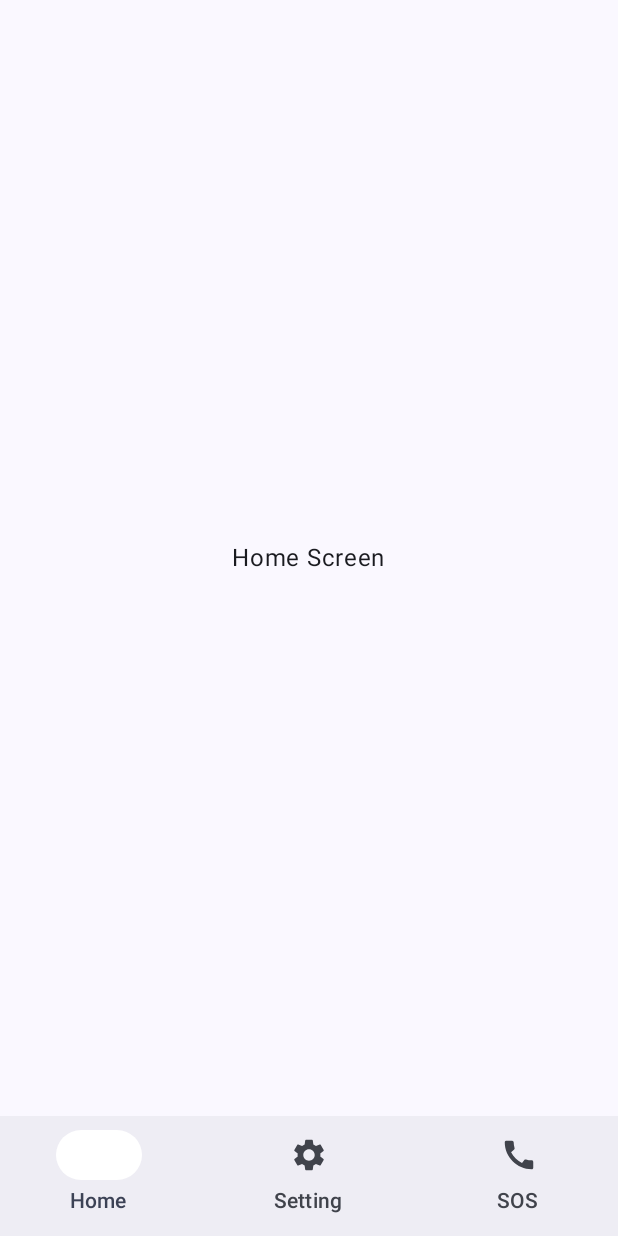
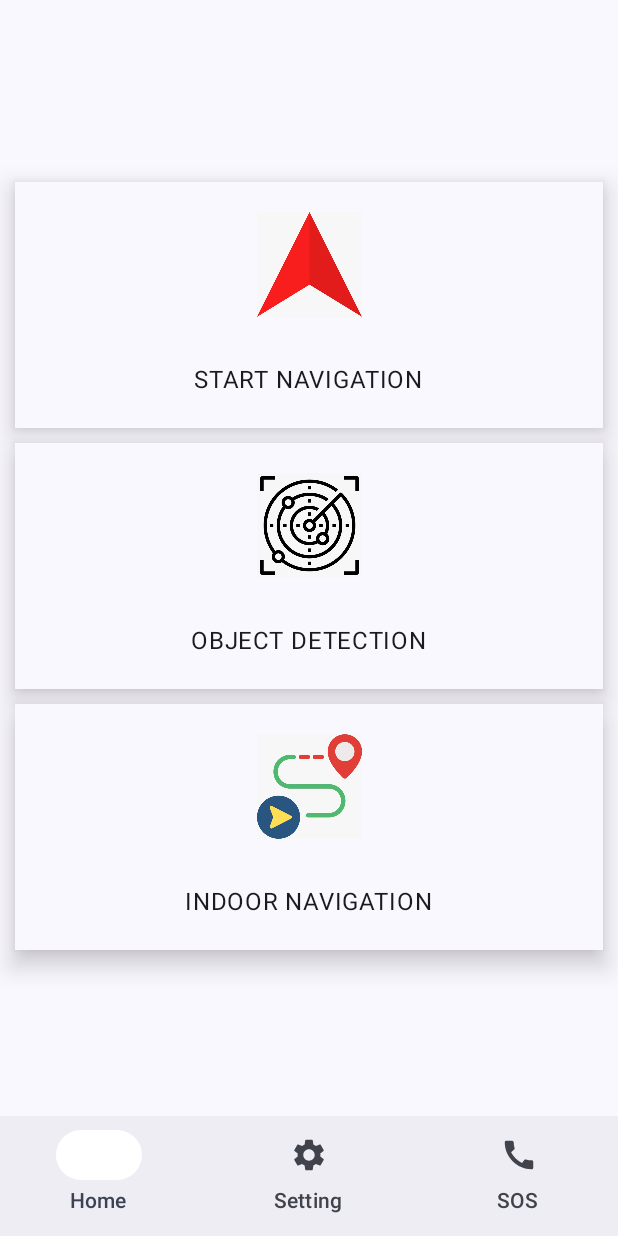
Before and after one commit to mannu1392004/VisionMate, an Android app built with Jetpack Compose: the screen it shows after launch (MainActivity), on a phone screen of 412 x 824 dp. Run offline under Robolectric (Android 15) with nearby library versions, the phone set to English and light mode, and no system bars.

Commit message:
Screen Setup with navigation completed

```diff
--- a/app/src/main/java/com/vortexcoders/visionmate/navigation/AppNavigation.kt
+++ b/app/src/main/java/com/vortexcoders/visionmate/navigation/AppNavigation.kt
@@ -22,7 +22,7 @@ fun  MainNavigation(){
         }
 
         composable(route = Screens.HOME_NAVIGATION.name) {
-            HomeNavigation()
+            HomeNavigation(navController)
         }
 
         composable(route = Screens.OUTSIDE_NAVIGATION_SCREEN.name) {
--- a/app/src/main/java/com/vortexcoders/visionmate/navigation/HomeNavigation.kt
+++ b/app/src/main/java/com/vortexcoders/visionmate/navigation/HomeNavigation.kt
@@ -20,6 +20,7 @@ import androidx.compose.runtime.remember
 import androidx.compose.ui.Modifier
 import androidx.compose.ui.graphics.Color
 import androidx.compose.ui.unit.dp
+import androidx.navigation.NavController
 import androidx.navigation.compose.NavHost
 import androidx.navigation.compose.composable
 import androidx.navigation.compose.currentBackStackEntryAsState
@@ -31,7 +32,9 @@ import com.vortexcoders.visionmate.screens.SOS_Screen
 import com.vortexcoders.visionmate.screens.SettingScreen
 
 @Composable
-fun HomeNavigation() {
+fun HomeNavigation(
+    mainNavController: NavController
+) {
     val navController = rememberNavController()
 
     val currentBackStackEntry by navController.currentBackStackEntryAsState()
@@ -97,7 +100,7 @@ fun HomeNavigation() {
                 navController = navController, startDestination = Screens.HOME_SCREEN.name
             ){
                 composable(route = Screens.HOME_SCREEN.name) {
-                    HomeScreen()
+                    HomeScreen(mainNavController)
                 }
                 composable(route = Screens.SETTING_SCREEN.name) {
                     SettingScreen()
--- a/app/src/main/java/com/vortexcoders/visionmate/screens/HomeScreen.kt
+++ b/app/src/main/java/com/vortexcoders/visionmate/screens/HomeScreen.kt
@@ -1,18 +1,88 @@
 package com.vortexcoders.visionmate.screens
 
+import androidx.compose.foundation.Image
 import androidx.compose.foundation.layout.Box
+import androidx.compose.foundation.layout.Column
+import androidx.compose.foundation.layout.Spacer
 import androidx.compose.foundation.layout.fillMaxSize
+import androidx.compose.foundation.layout.fillMaxWidth
+import androidx.compose.foundation.layout.height
+import androidx.compose.foundation.layout.padding
+import androidx.compose.foundation.layout.size
+import androidx.compose.material3.Surface
 import androidx.compose.material3.Text
 import androidx.compose.runtime.Composable
 import androidx.compose.ui.Alignment
 import androidx.compose.ui.Modifier
+import androidx.compose.ui.res.painterResource
+import androidx.compose.ui.unit.dp
+import androidx.navigation.NavController
+import com.vortexcoders.visionmate.R
+import com.vortexcoders.visionmate.model.Screens
 
 @Composable
-fun HomeScreen(){
+fun HomeScreen(
+    navController: NavController
+){
     Box(
         modifier = Modifier.fillMaxSize(),
         contentAlignment = Alignment.Center
     ){
-        Text("Home Screen")
+
+        Column (modifier = Modifier.padding(horizontal = 10.dp)){
+            CustomSections(
+                onClick = {
+                    navController.navigate(Screens.OUTSIDE_NAVIGATION_SCREEN.name)
+                },
+                title = "START NAVIGATION",
+                image = R.drawable.whatsapp_image_2025_04_17_at_15_15_59
+            )
+            CustomSections(
+                onClick = {
+                    navController.navigate(Screens.OBJECT_DETECTION_SCREEN.name)
+
+                },
+                title = "OBJECT DETECTION",
+                image = R.drawable.whatsapp_image_2025_04_17_at_15_15_58
+            )
+            CustomSections(
+                onClick = {
+                    navController.navigate(Screens.INSIDE_NAVIGATION_SCREEN.name)
+
+                },
+                title = "INDOOR NAVIGATION",
+                image = R.drawable.whatsapp_image_2025_04_17_at_15_15_57
+            )
+        }
     }
 }
+
+
+@Composable
+fun CustomSections(
+    onClick:()->Unit,
+    title:String,
+    image:Int){
+
+
+Surface (modifier = Modifier.fillMaxWidth().padding(top = 10.dp),
+    shadowElevation = 10.dp,
+    onClick = {
+        onClick()
+    }) {
+
+    Column (modifier = Modifier.fillMaxWidth().padding(20.dp),
+        horizontalAlignment = Alignment.CenterHorizontally){
+        Image(
+            painter = painterResource(image), contentDescription = "",
+            modifier = Modifier.size(70.dp)
+        )
+
+        Spacer(modifier = Modifier.height(30.dp))
+
+        Text(title)
+    }
+
+}
+
+}
```
Also changed, not shown: app/src/main/res/drawable/whatsapp_image_2025_04_17_at_15_15_57.jpeg (added), app/src/main/res/drawable/whatsapp_image_2025_04_17_at_15_15_58.jpeg (added), app/src/main/res/drawable/whatsapp_image_2025_04_17_at_15_15_59.jpeg (added).
